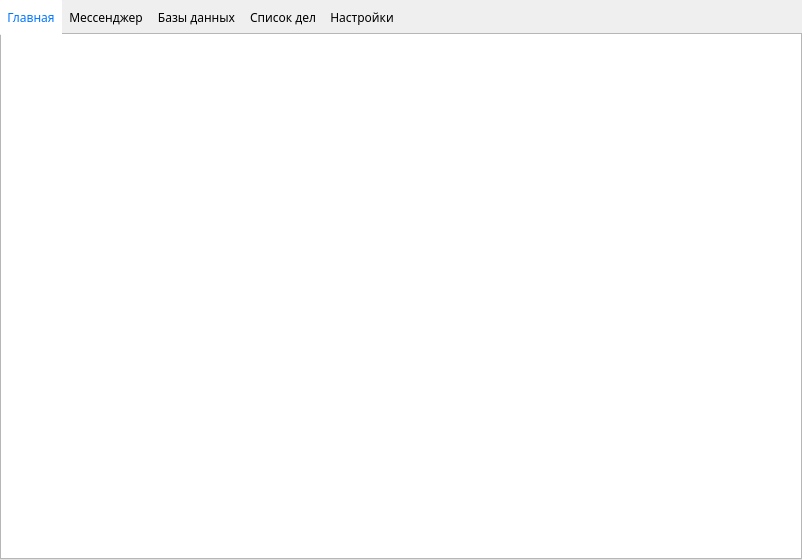
Old version of the form main_window.ui in the repository Staffixme/ikar.
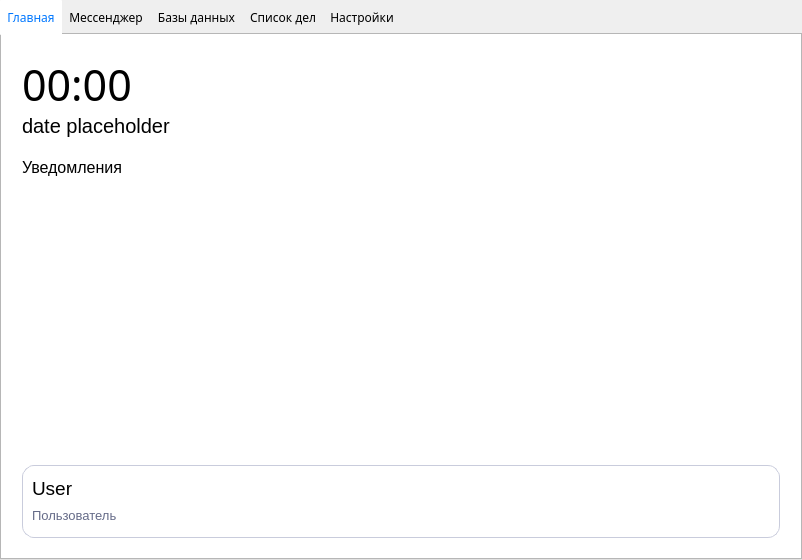
New version of the form. The open tabs and pages were chosen to show the change. Icons and pictures are not drawn.

The edit to the form file:
```diff
--- a/main_window.ui
+++ b/main_window.ui
@@ -39,7 +39,7 @@
    <property name="autoFillBackground">
     <bool>false</bool>
    </property>
-   <layout class="QVBoxLayout" name="verticalLayout_2">
+   <layout class="QHBoxLayout" name="horizontalLayout_7">
     <property name="leftMargin">
      <number>0</number>
     </property>
@@ -104,6 +104,183 @@
        <attribute name="title">
         <string>Главная</string>
        </attribute>
+       <layout class="QVBoxLayout" name="verticalLayout_8">
+        <property name="spacing">
+         <number>0</number>
+        </property>
+        <property name="leftMargin">
+         <number>20</number>
+        </property>
+        <property name="topMargin">
+         <number>20</number>
+        </property>
+        <property name="rightMargin">
+         <number>20</number>
+        </property>
+        <property name="bottomMargin">
+         <number>20</number>
+        </property>
+        <item>
+         <layout class="QVBoxLayout" name="verticalLayout_5">
+          <property name="spacing">
+           <number>20</number>
+          </property>
+          <item>
+           <layout class="QVBoxLayout" name="verticalLayout_4">
+            <property name="spacing">
+             <number>0</number>
+            </property>
+            <item>
+             <widget class="QLabel" name="time">
+              <property name="font">
+               <font>
+                <family>Ubuntu Medium</family>
+                <pointsize>32</pointsize>
+               </font>
+              </property>
+              <property name="text">
+               <string>00:00</string>
+              </property>
+             </widget>
+            </item>
+            <item>
+             <widget class="QLabel" name="date">
+              <property name="font">
+               <font>
+                <family>Ubuntu</family>
+                <pointsize>15</pointsize>
+               </font>
+              </property>
+              <property name="text">
+               <string>date placeholder</string>
+              </property>
+             </widget>
+            </item>
+           </layout>
+          </item>
+          <item>
+           <layout class="QVBoxLayout" name="verticalLayout_6">
+            <item>
+             <widget class="QLabel" name="date_2">
+              <property name="font">
+               <font>
+                <family>Ubuntu</family>
+                <pointsize>12</pointsize>
+               </font>
+              </property>
+              <property name="text">
+               <string>Уведомления</string>
+              </property>
+             </widget>
+            </item>
+            <item>
+             <widget class="QListWidget" name="notifications_list">
+              <property name="enabled">
+               <bool>true</bool>
+              </property>
+              <property name="styleSheet">
+               <string notr="true">.QListWidget{
+	background-color: rgb(255, 255, 255, 0);
+}
+
+.QListWidget:item{
+	padding: 12px;
+	color: black;
+	border: 1px solid #C9CCDC;
+	border-radius: 5px;
+	background-color: rgb(255, 255, 255);
+	margin-bottom: 6px;
+}</string>
+              </property>
+              <property name="frameShape">
+               <enum>QFrame::NoFrame</enum>
+              </property>
+              <property name="frameShadow">
+               <enum>QFrame::Plain</enum>
+              </property>
+              <property name="editTriggers">
+               <set>QAbstractItemView::NoEditTriggers</set>
+              </property>
+              <property name="showDropIndicator" stdset="0">
+               <bool>false</bool>
+              </property>
+              <property name="selectionMode">
+               <enum>QAbstractItemView::NoSelection</enum>
+              </property>
+             </widget>
+            </item>
+           </layout>
+          </item>
+          <item>
+           <widget class="QFrame" name="user_frame">
+            <property name="sizePolicy">
+             <sizepolicy hsizetype="Preferred" vsizetype="Fixed">
+              <horstretch>0</horstretch>
+              <verstretch>0</verstretch>
+             </sizepolicy>
+            </property>
+            <property name="minimumSize">
+             <size>
+              <width>0</width>
+              <height>73</height>
+             </size>
+            </property>
+            <property name="styleSheet">
+             <string notr="true">#user_frame{
+	color: black;
+	border: 1px solid #C9CCDC;
+	border-radius: 12px;
+	background-color: rgb(255, 255, 255);
+}</string>
+            </property>
+            <property name="frameShape">
+             <enum>QFrame::StyledPanel</enum>
+            </property>
+            <property name="frameShadow">
+             <enum>QFrame::Raised</enum>
+            </property>
+            <layout class="QVBoxLayout" name="verticalLayout_7">
+             <property name="spacing">
+              <number>0</number>
+             </property>
+             <item>
+              <widget class="QLabel" name="date_3">
+               <property name="font">
+                <font>
+                 <family>Ubuntu</family>
+                 <pointsize>14</pointsize>
+                </font>
+               </property>
+               <property name="styleSheet">
+                <string notr="true">color: black;</string>
+               </property>
+               <property name="text">
+                <string>User</string>
+               </property>
+              </widget>
+             </item>
+             <item>
+              <widget class="QLabel" name="date_4">
+               <property name="font">
+                <font>
+                 <family>Ubuntu</family>
+                 <pointsize>10</pointsize>
+                </font>
+               </property>
+               <property name="styleSheet">
+                <string notr="true">color: #656B88;</string>
+               </property>
+               <property name="text">
+                <string>Пользователь</string>
+               </property>
+              </widget>
+             </item>
+            </layout>
+           </widget>
+          </item>
+         </layout>
+        </item>
+       </layout>
       </widget>
       <widget class="QWidget" name="tab_2">
        <attribute name="icon">
@@ -809,6 +986,59 @@
        <attribute name="title">
         <string>Список дел</string>
        </attribute>
+       <layout class="QVBoxLayout" name="verticalLayout_2">
+        <property name="spacing">
+         <number>0</number>
+        </property>
+        <property name="leftMargin">
+         <number>12</number>
+        </property>
+        <property name="topMargin">
+         <number>12</number>
+        </property>
+        <property name="rightMargin">
+         <number>12</number>
+        </property>
+        <property name="bottomMargin">
+         <number>12</number>
+        </property>
+        <item>
+         <widget class="QListWidget" name="tasks_list">
+          <property name="enabled">
+           <bool>true</bool>
+          </property>
+          <property name="styleSheet">
+           <string notr="true">.QListWidget{
+	background-color: rgb(255, 255, 255, 0);
+}
+
+.QListWidget:item{
+	padding: 12px;
+	color: black;
+	border: 1px solid #C9CCDC;
+	border-radius: 5px;
+	background-color: rgb(255, 255, 255);
+	margin-bottom: 6px;
+}</string>
+          </property>
+          <property name="frameShape">
+           <enum>QFrame::NoFrame</enum>
+          </property>
+          <property name="frameShadow">
+           <enum>QFrame::Plain</enum>
+          </property>
+          <property name="editTriggers">
+           <set>QAbstractItemView::NoEditTriggers</set>
+          </property>
+          <property name="showDropIndicator" stdset="0">
+           <bool>false</bool>
+          </property>
+          <property name="selectionMode">
+           <enum>QAbstractItemView::NoSelection</enum>
+          </property>
+         </widget>
+        </item>
+       </layout>
       </widget>
       <widget class="QWidget" name="tab_5">
        <attribute name="icon">
```
Left out of the diff: 108 changed lines with no effect on the pictures.
